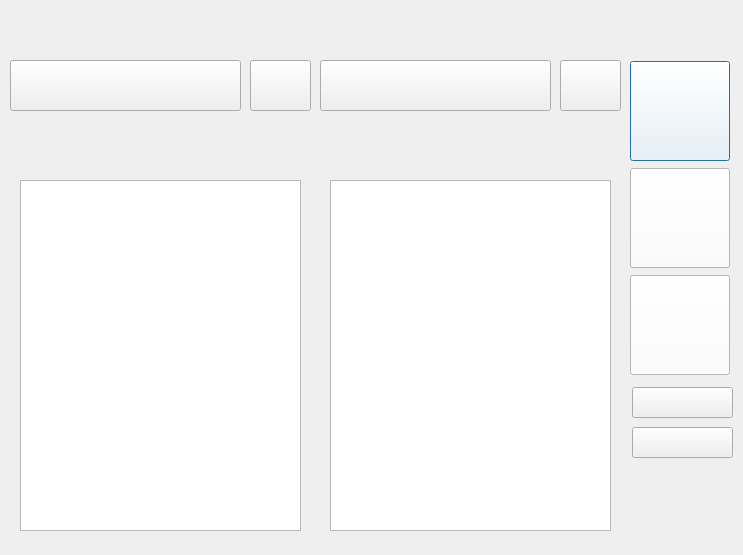
This is _uiFiles/hide.ui in threepebbles/HIDE as Qt 5 draws it before an edit. The edited form follows.
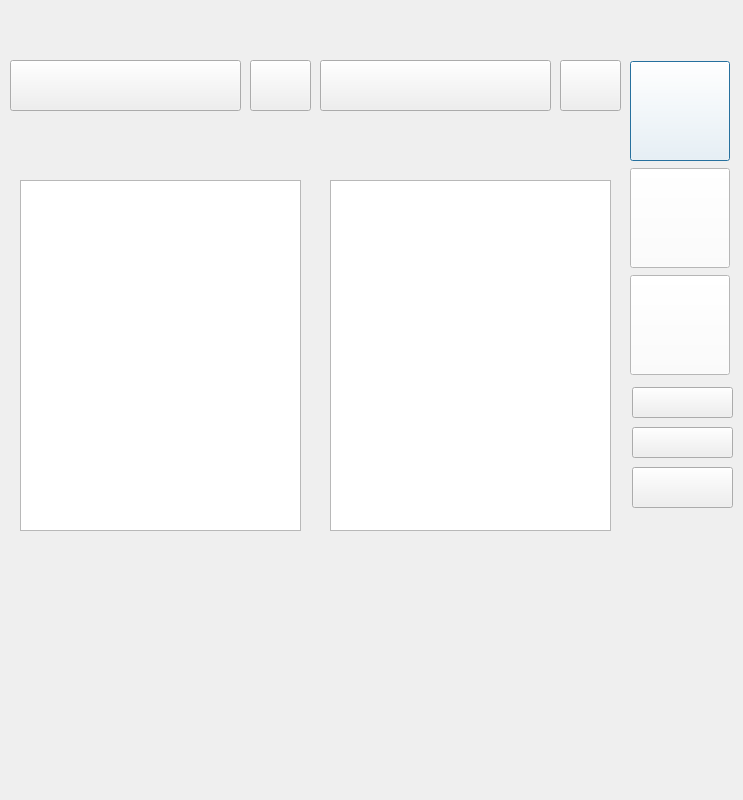
This is the edited form.

```diff
--- a/_uiFiles/hide.ui
+++ b/_uiFiles/hide.ui
@@ -7,7 +7,7 @@
     <x>0</x>
     <y>0</y>
     <width>743</width>
-    <height>555</height>
+    <height>800</height>
    </rect>
   </property>
   <property name="minimumSize">
@@ -19,7 +19,7 @@
   <property name="maximumSize">
    <size>
     <width>743</width>
-    <height>555</height>
+    <height>800</height>
    </size>
   </property>
   <property name="windowTitle">
@@ -264,6 +264,19 @@
     <string/>
    </property>
   </widget>
+  <widget class="QPushButton" name="re_pushButton">
+   <property name="geometry">
+    <rect>
+     <x>632</x>
+     <y>467</y>
+     <width>101</width>
+     <height>41</height>
+    </rect>
+   </property>
+   <property name="text">
+    <string/>
+   </property>
+  </widget>
   <zorder>widget_3</zorder>
   <zorder>layoutWidget</zorder>
   <zorder>Select_pushButton</zorder>
```
Left out of the diff: 1 changed line with no effect on the pictures.
